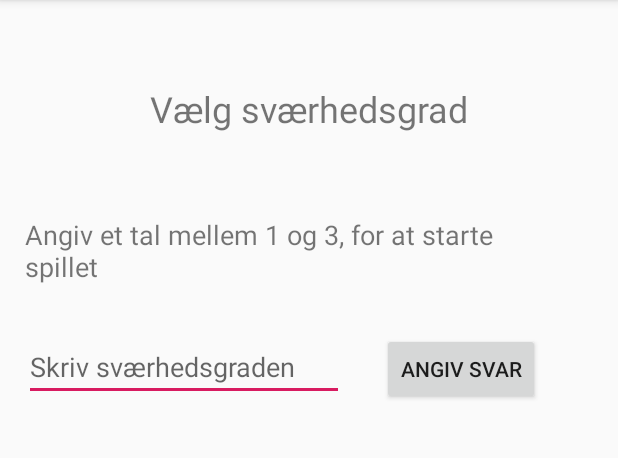
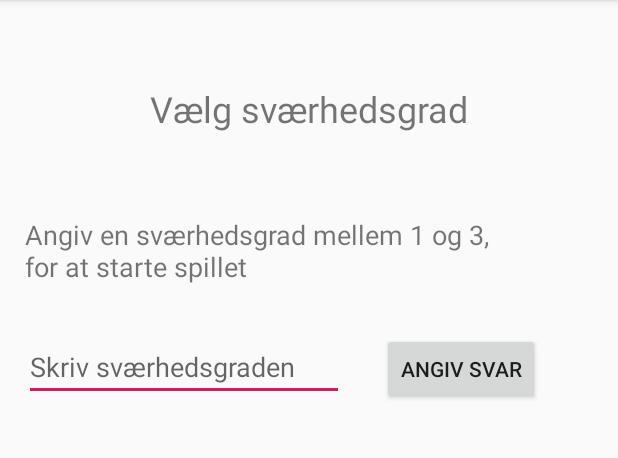
Before and after one commit to fredrikmejs/mobilapp_2, an Android app: the screen it shows after launch (Difficulty), after a tap on "START SPILLET", on a phone screen of 412 x 824 dp, the part 84-542 px from its top. Run offline under Robolectric (Android 15) with nearby library versions, the phone set to English and light mode, and no system bars.

Commit message:
Fungerende app

```diff
--- a/mobilapp_21/app/src/main/java/com/example/mobilapp_21/MainActivity.java
+++ b/mobilapp_21/app/src/main/java/com/example/mobilapp_21/MainActivity.java
@@ -28,8 +28,9 @@ public class MainActivity extends AppCompatActivity implements View.OnClickListe
         button_start = findViewById(R.id.button_startSpil);
         button_start.setOnClickListener(this);
 
-        TextView topscore = findViewById(R.id.textView_topscore);
-        topscore.setText("Velkommen til galge spillet");
+        //sætter teksten på textviewet
+        TextView velkommen = findViewById(R.id.textView_velkommen);
+        velkommen.setText("Velkommen til galge spillet");
 
         ImageView imageView_startside = findViewById(R.id.imageView_hovedmenu);
         imageView_startside.setImageResource(R.drawable.galge);
@@ -40,6 +41,7 @@ public class MainActivity extends AppCompatActivity implements View.OnClickListe
     @Override
     public void onClick(View v) {
 
+        //starter ny aktivitet
         if (v == button_start){
             Intent myIntent = new Intent(v.getContext(), Difficulty.class);
             startActivityForResult(myIntent, 0);
--- a/mobilapp_21/app/src/main/res/layout/activity_difficulty.xml
+++ b/mobilapp_21/app/src/main/res/layout/activity_difficulty.xml
@@ -24,7 +24,7 @@
         android:layout_marginStart="16dp"
         android:layout_marginTop="144dp"
         android:layout_marginEnd="83dp"
-        android:text="Angiv et tal mellem 1 og 3, for at starte spillet"
+        android:text="Angiv en sværhedsgrad mellem 1 og 3, for at starte spillet"
         android:textSize="18sp"
         app:layout_constraintEnd_toEndOf="parent"
         app:layout_constraintHorizontal_bias="1.0"
--- a/mobilapp_21/app/src/main/res/layout/activity_main.xml
+++ b/mobilapp_21/app/src/main/res/layout/activity_main.xml
@@ -37,14 +37,14 @@
         android:inputType="textPersonName"
         android:text="Galge spillet"
         android:textSize="24sp"
-        app:layout_constraintBottom_toTopOf="@+id/textView_topscore"
+        app:layout_constraintBottom_toTopOf="@+id/textView_velkommen"
         app:layout_constraintEnd_toEndOf="parent"
         app:layout_constraintHorizontal_bias="0.498"
         app:layout_constraintStart_toStartOf="parent"
         app:layout_constraintTop_toTopOf="parent" />
 
     <TextView
-        android:id="@+id/textView_topscore"
+        android:id="@+id/textView_velkommen"
         android:layout_width="122dp"
         android:layout_height="48dp"
         android:layout_marginBottom="297dp"
```
Also changed, not shown: mobilapp_21/app/src/main/java/com/example/mobilapp_21/Difficulty.java (+8 -2 lines), mobilapp_21/app/src/main/java/com/example/mobilapp_21/GalgeSpil.java (+31 -12 lines).
